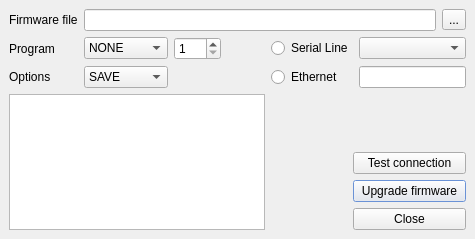
Qt form src/ui_icepapcms/qt_designer_files/dialogipapprogram.ui (ALBA-Synchrotron/IcepapCMS) before a commit.
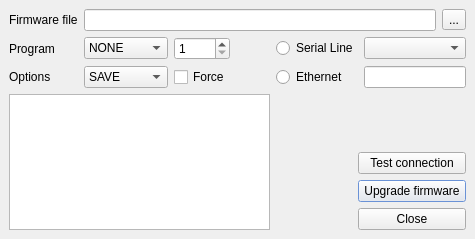
The same form after that commit. Icons and pictures are not drawn.

The edit to the form file:
```diff
--- a/src/ui_icepapcms/qt_designer_files/dialogipapprogram.ui
+++ b/src/ui_icepapcms/qt_designer_files/dialogipapprogram.ui
@@ -56,7 +56,19 @@
    <property name="margin" >
     <number>9</number>
    </property>
-   <property name="spacing" >
+   <property name="topMargin" >
+    <number>9</number>
+   </property>
+   <property name="rightMargin" >
+    <number>9</number>
+   </property>
+   <property name="bottomMargin" >
+    <number>9</number>
+   </property>
+   <property name="horizontalSpacing" >
+    <number>6</number>
+   </property>
+   <property name="verticalSpacing" >
     <number>6</number>
    </property>
    <item row="2" column="6" colspan="2" >
@@ -261,6 +273,13 @@
      </property>
     </widget>
    </item>
+   <item row="2" column="2" >
+    <widget class="QCheckBox" name="chkForce" >
+     <property name="text" >
+      <string>Force</string>
+     </property>
+    </widget>
+   </item>
   </layout>
  </widget>
  <tabstops>
```
Left out of the diff: 13 changed lines with no effect on the pictures.
